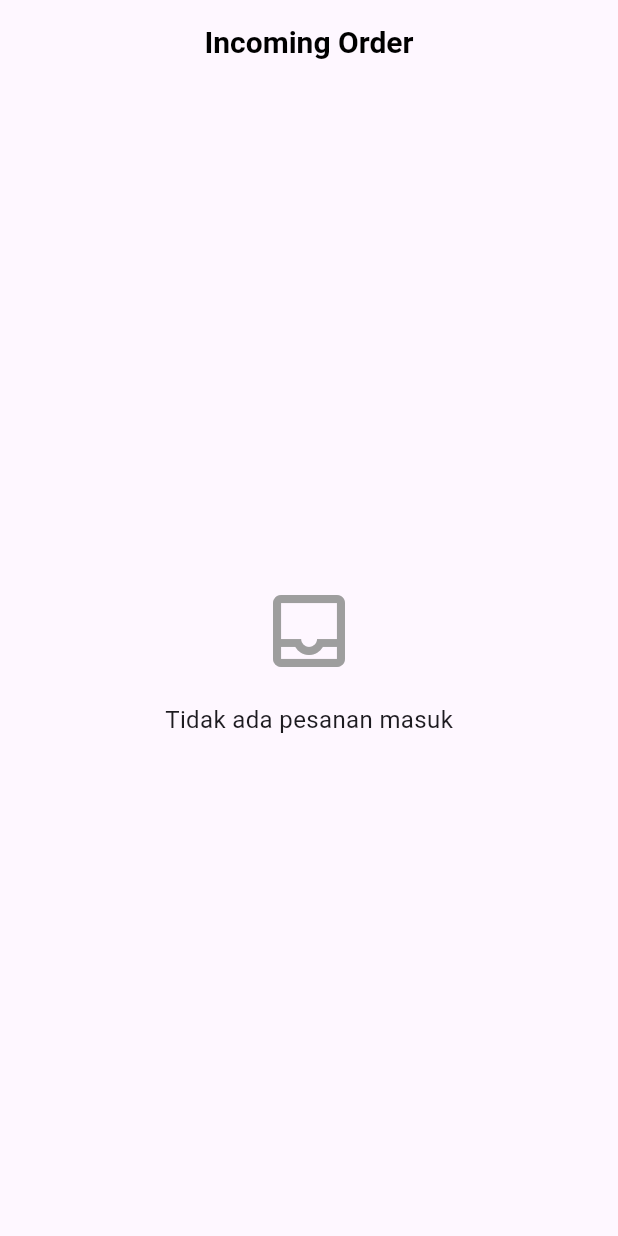
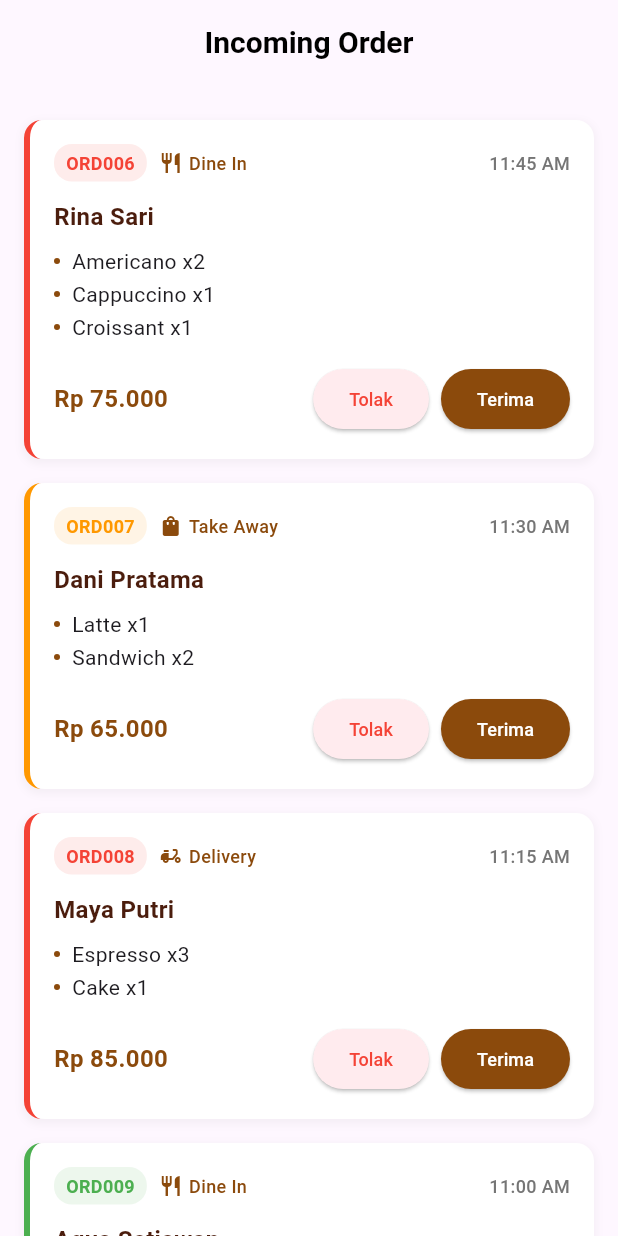
Before and after one commit to ntaulya/royalcoffee, a Flutter app: the IncomingOrder screen opened directly, on a phone screen of 412 x 824 dp. Run offline on Flutter 3.47's test engine with Material 3 defaults, Android fonts, the phone set to English and light mode, and no system bars; our stand-ins replace flutter_secure_storage, iconsax, image_picker, pdf, printing, shared_preferences; accounts and stored records are empty; network calls fail.

Commit message:
customer list

```diff
--- a/lib/screens/Admin/home/Incoming/IncomingOrder.dart
+++ b/lib/screens/Admin/home/Incoming/IncomingOrder.dart
@@ -5,42 +5,42 @@ class IncomingOrder extends StatelessWidget {
 
   List<Map<String, dynamic>> _getIncomingOrders() {
     return [
-      // {
-      //   "orderId": "ORD006",
-      //   "customerName": "Rina Sari",
-      //   "items": ["Americano x2", "Cappuccino x1", "Croissant x1"],
-      //   "total": "Rp 75.000",
-      //   "time": "11:45 AM",
-      //   "priority": "high",
-      //   "orderType": "Dine In",
-      // },
-      // {
-      //   "orderId": "ORD007",
-      //   "customerName": "Dani Pratama",
-      //   "items": ["Latte x1", "Sandwich x2"],
-      //   "total": "Rp 65.000",
-      //   "time": "11:30 AM",
-      //   "priority": "medium",
-      //   "orderType": "Take Away",
-      // },
-      // {
-      //   "orderId": "ORD008",
-      //   "customerName": "Maya Putri",
-      //   "items": ["Espresso x3", "Cake x1"],
-      //   "total": "Rp 85.000",
-      //   "time": "11:15 AM",
-      //   "priority": "high",
-      //   "orderType": "Delivery",
-      // },
-      // {
-      //   "orderId": "ORD009",
-      //   "customerName": "Agus Setiawan",
-      //   "items": ["Mocha x1", "Cookies x2"],
-      //   "total": "Rp 55.000",
-      //   "time": "11:00 AM",
-      //   "priority": "low",
-      //   "orderType": "Dine In",
-      // },
+      {
+        "orderId": "ORD006",
+        "customerName": "Rina Sari",
+        "items": ["Americano x2", "Cappuccino x1", "Croissant x1"],
+        "total": "Rp 75.000",
+        "time": "11:45 AM",
+        "priority": "high",
+        "orderType": "Dine In",
+      },
+      {
+        "orderId": "ORD007",
+        "customerName": "Dani Pratama",
+        "items": ["Latte x1", "Sandwich x2"],
+        "total": "Rp 65.000",
+        "time": "11:30 AM",
+        "priority": "medium",
+        "orderType": "Take Away",
+      },
+      {
+        "orderId": "ORD008",
+        "customerName": "Maya Putri",
+        "items": ["Espresso x3", "Cake x1"],
+        "total": "Rp 85.000",
+        "time": "11:15 AM",
+        "priority": "high",
+        "orderType": "Delivery",
+      },
+      {
+        "orderId": "ORD009",
+        "customerName": "Agus Setiawan",
+        "items": ["Mocha x1", "Cookies x2"],
+        "total": "Rp 55.000",
+        "time": "11:00 AM",
+        "priority": "low",
+        "orderType": "Dine In",
+      },
     ];
   }
 
```
Also changed, not shown: lib/controllers/User/UserController.dart (added, +49 -0 lines), lib/models/User/User.dart (added, +21 -0 lines), lib/screens/Admin/home/Customer/Customer.dart (+35 -49 lines), lib/screens/Admin/home/DashboardAdmin.dart (+21 -30 lines), lib/services/Api/UserService.dart (+37 -1 lines).
